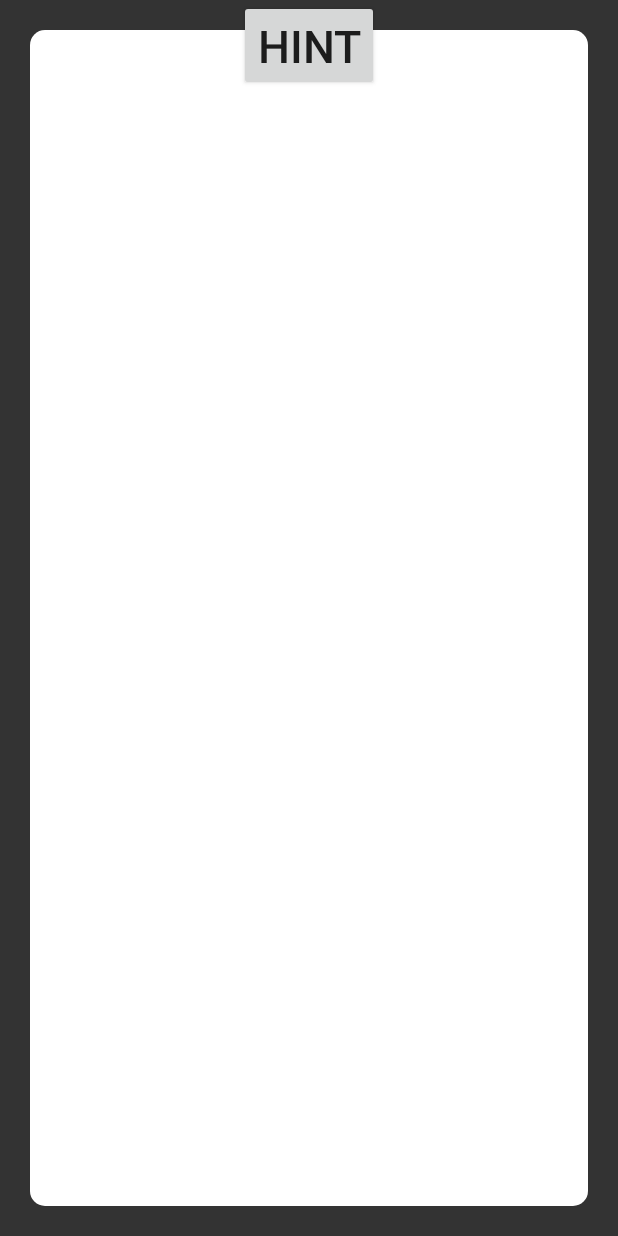
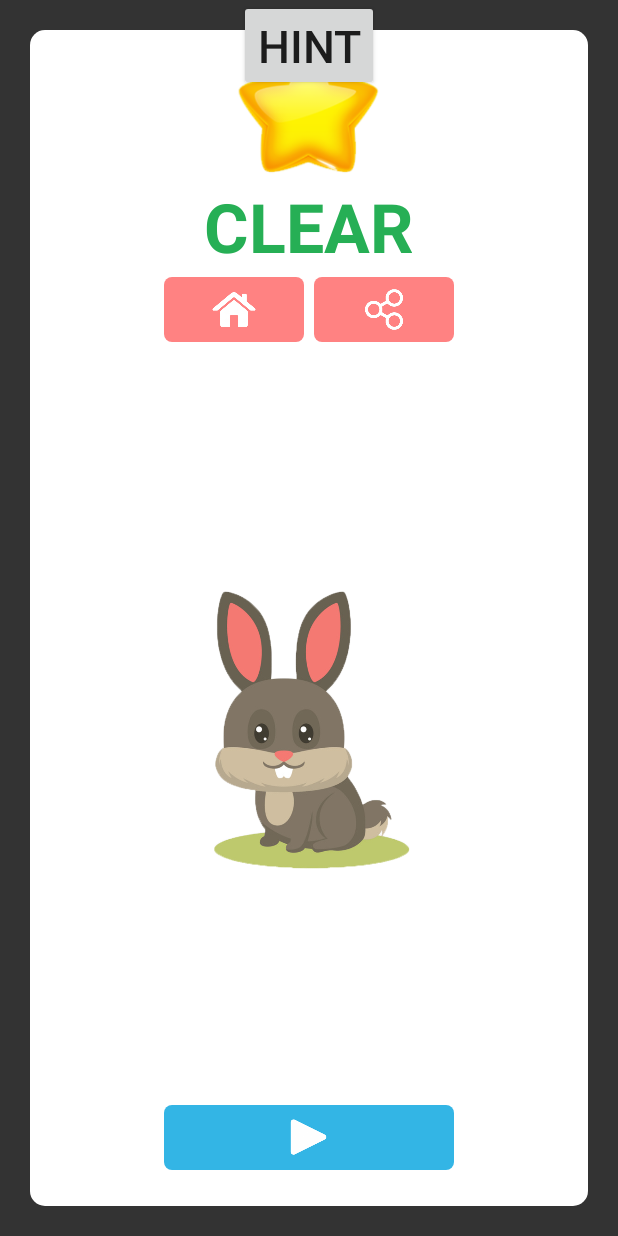
Before and after one commit to houhuang/Fill, an Android app: the GameActivity screen opened directly, with no data from a screen before it, on a phone screen of 412 x 824 dp. Run offline under Robolectric (Android 15) with nearby library versions, the phone set to English and light mode, and no system bars; libraries missing offline, so code that uses them is left out: junit.framework.

Commit message:
no message

```diff
--- a/app/src/main/java/com/jd/fill/activity/GameActivity.java
+++ b/app/src/main/java/com/jd/fill/activity/GameActivity.java
@@ -1,6 +1,8 @@
 package com.jd.fill.activity;
 
 import android.support.v4.app.Fragment;
+import android.support.v4.app.FragmentManager;
+import android.support.v4.app.FragmentTransaction;
 import android.support.v7.app.AppCompatActivity;
 import android.os.Bundle;
 import android.util.Log;
@@ -11,6 +13,7 @@ import android.widget.FrameLayout;
 import android.widget.RelativeLayout;
 
 import com.jd.fill.R;
+import com.jd.fill.config.Config;
 import com.jd.fill.fragment.WinFragment;
 import com.jd.fill.manager.DataManager;
 import com.jd.fill.view.GameView;
@@ -19,7 +22,10 @@ public class GameActivity extends AppCompatActivity implements View.OnClickListe
 
     private Button mBtnHint;
     private GameView mGameView;
-    private Fragment mWinFragment;
+
+    private FragmentTransaction mTransaction;
+    private WinFragment mWinFragment;
+    private FrameLayout mFragmentParent;
 
     @Override
     protected void onCreate(Bundle savedInstanceState) {
@@ -28,18 +34,46 @@ public class GameActivity extends AppCompatActivity implements View.OnClickListe
 
         mBtnHint = (Button)findViewById(R.id.btn_hint);
         mGameView = (GameView)findViewById(R.id.gameView);
+        mGameView.setGameViewListener(new GameView.OnGameCompletedListener() {
+            @Override
+            public void OnCompleted() {
+                Config.mCurrentLevel ++;
+                Config.saveConfigInfo();
+                showWinFragment();
+            }
+        });
 
         mBtnHint.setOnClickListener(this);
 
+        FragmentManager fragmentManager = getSupportFragmentManager();
+        mTransaction = fragmentManager.beginTransaction();
+
+        mWinFragment = new WinFragment();
+        mTransaction.add(R.id.win_fragment_parent, mWinFragment);
+        mTransaction.commit();
+
+        mFragmentParent = (FrameLayout)findViewById(R.id.win_fragment_parent);
+        mFragmentParent.setForegroundGravity(10);
+//        hideWinFragment();
     }
 
+    private void hideWinFragment()
+    {
+       mFragmentParent.setVisibility(View.GONE);
+    }
+
+    private void showWinFragment()
+    {
+        mFragmentParent.setVisibility(View.VISIBLE);
+    }
 
     @Override
     public void onClick(View v) {
         switch (v.getId())
         {
             case R.id.btn_hint:
-            mGameView.hint();
+                mGameView.hint();
+                hideWinFragment();
             break;
             default:
                 break;
--- a/app/src/main/java/com/jd/fill/fragment/WinFragment.java
+++ b/app/src/main/java/com/jd/fill/fragment/WinFragment.java
@@ -1,8 +1,9 @@
 package com.jd.fill.fragment;
 
-import android.app.Fragment;
+
 import android.os.Bundle;
 import android.support.annotation.Nullable;
+import android.support.v4.app.Fragment;
 import android.view.LayoutInflater;
 import android.view.View;
 import android.view.ViewGroup;
--- a/app/src/main/java/com/jd/fill/view/GameView.java
+++ b/app/src/main/java/com/jd/fill/view/GameView.java
@@ -69,6 +69,18 @@ public class GameView extends GridLayout implements View.OnTouchListener {
             R.color.color_paht8,
             R.color.color_paht9,
             R.color.color_paht10};
+
+    public OnGameCompletedListener listener;
+
+    public interface OnGameCompletedListener
+    {
+        void OnCompleted();
+    }
+
+    public void setGameViewListener(OnGameCompletedListener listener)
+    {
+        this.listener = listener;
+    }
 
     public GameView(Context context)
     {
@@ -300,7 +312,10 @@ public class GameView extends GridLayout implements View.OnTouchListener {
 
                                 if (isCompleted())
                                 {
-                                    completed();
+                                    if (listener != null)
+                                    {
+                                        listener.OnCompleted();
+                                    }
 
                                 }
                             }
@@ -365,12 +380,6 @@ public class GameView extends GridLayout implements View.OnTouchListener {
         return true;
     }
 
-    public void completed()
-    {
-        Config.mCurrentLevel ++;
-        Config.saveConfigInfo();
-        Toast.makeText(getContext(), "Completed!!!", Toast.LENGTH_LONG).show();
-    }
 
     public void hint()
     {
--- a/app/src/main/res/layout/activity_game.xml
+++ b/app/src/main/res/layout/activity_game.xml
@@ -24,11 +24,12 @@
         android:layout_centerHorizontal="true"
         android:layout_alignParentTop="true"/>
 
-    <fragment
+    <FrameLayout
         android:layout_width="match_parent"
         android:layout_height="match_parent"
-        android:id="@+id/win_fragment"
-        android:name="com.jd.fill.fragment.WinFragment"
-        android:layout_centerInParent="true" />
+        android:layout_centerInParent="true"
+        android:id="@+id/win_fragment_parent">
+
+    </FrameLayout>
 
 </RelativeLayout>
--- a/app/src/main/res/layout/fragment_win.xml
+++ b/app/src/main/res/layout/fragment_win.xml
@@ -10,6 +10,124 @@
         android:layout_margin="20dp"
         android:background="@drawable/fragmen_win_bg">
 
+        <LinearLayout
+            android:layout_width="wrap_content"
+            android:layout_height="wrap_content"
+            android:orientation="vertical"
+            android:layout_centerHorizontal="true"
+            android:layout_alignParentTop="true"
+            android:id="@+id/top_frame">
+
+            <ImageView
+                android:layout_width="100dp"
+                android:layout_height="100dp"
+                android:layout_gravity="center"
+                android:src="@drawable/star"/>
+
+            <TextView
+                android:layout_width="wrap_content"
+                android:layout_height="wrap_content"
+                android:text="CLEAR"
+                android:textColor="@color/map_item_content_pass"
+                android:textSize="45sp"
+                android:textStyle="bold"
+                android:layout_gravity="center"/>
+
+            <LinearLayout
+                android:layout_width="200dp"
+                android:layout_height="50dp"
+                android:orientation="horizontal">
+
+
+                <FrameLayout
+                    android:layout_width="0dp"
+                    android:layout_height="50dp"
+                    android:layout_weight="1">
+
+                    <Button
+                        android:layout_width="match_parent"
+                        android:layout_height="match_parent"
+                        android:id="@+id/btn_fragment_home"
+                        android:layout_margin="3dp"
+                        android:background="@drawable/orange_button"
+                        style="?attr/buttonBarButtonStyle"
+                        android:layout_gravity="center"/>
+
+                    <ImageView
+                        android:layout_width="wrap_content"
+                        android:layout_height="wrap_content"
+                        android:scaleType="fitCenter"
+                        android:src="@drawable/home"
+                        android:layout_gravity="center"
+                        android:layout_margin="10dp"/>
+
+                </FrameLayout>
+
+
+
+                <FrameLayout
+                    android:layout_width="0dp"
+                    android:layout_height="50dp"
+                    android:layout_weight="1">
+
+                    <Button
+                        android:layout_width="match_parent"
+                        android:layout_height="match_parent"
+                        android:id="@+id/btn_fragment_share"
+                        android:layout_margin="3dp"
+                        android:background="@drawable/orange_button"
+                        style="?attr/buttonBarButtonStyle"
+                        android:layout_gravity="center"/>
+
+                    <ImageView
+                        android:layout_width="wrap_content"
+                        android:layout_height="wrap_content"
+                        android:scaleType="fitCenter"
+                        android:src="@drawable/share"
+                        android:layout_gravity="center"
+                        android:layout_margin="10dp"/>
+
+                </FrameLayout>
+
+            </LinearLayout>
+
+        </LinearLayout>
+
+        <ImageView
+            android:layout_width="200dp"
+            android:layout_height="200dp"
+            android:src="@drawable/rabbit_large"
+            android:layout_centerHorizontal="true"
+            android:layout_below="@+id/top_frame"
+            android:layout_above="@+id/play_frame"/>
+
+        <FrameLayout
+            android:layout_width="200dp"
+            android:layout_height="50dp"
+            android:layout_centerHorizontal="true"
+            android:layout_alignParentBottom="true"
+            android:layout_marginBottom="20dp"
+            android:id="@+id/play_frame">
+
+            <Button
+                android:layout_width="match_parent"
+                android:layout_height="match_parent"
+                android:id="@+id/btn_fragment_play"
+                android:layout_margin="3dp"
+                android:background="@drawable/blue_button"
+                style="?attr/buttonBarButtonStyle"
+                android:layout_gravity="center"/>
+
+            <ImageView
+                android:layout_width="wrap_content"
+                android:layout_height="wrap_content"
+                android:scaleType="fitCenter"
+                android:layout_gravity="center"
+                android:src="@drawable/play"
+                android:layout_margin="5dp"/>
+
+        </FrameLayout>
+
     </RelativeLayout>
 
 </RelativeLayout>
```
Also changed, not shown: app/src/main/res/drawable/home.png (added), app/src/main/res/drawable/rabbit_large.png (added).
